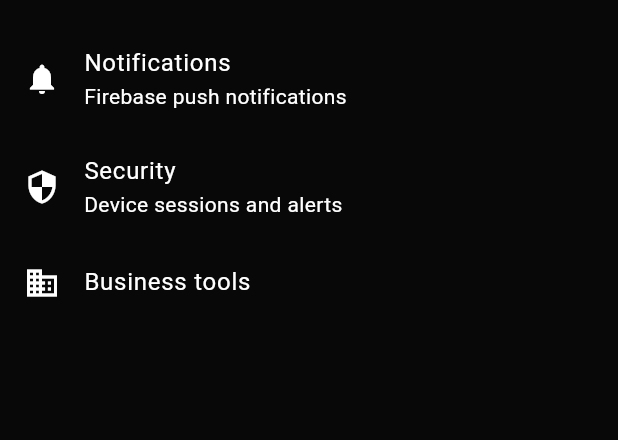
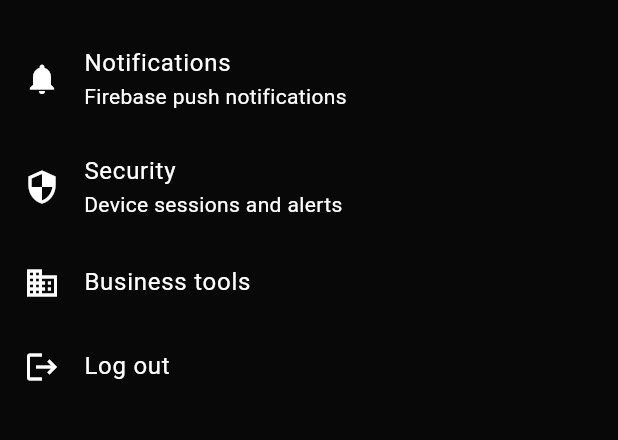
Before and after one commit to zeesanjsus-cmd/Privacy-what-sapp, a Flutter app: the Settings screen opened directly, on a phone screen of 412 x 824 dp, the part 421-861 px from its top. Run offline on Flutter 3.47's test engine with Material 3 defaults, Android fonts, the phone set to English and light mode, and no system bars; our stand-ins replace firebase_core, firebase_messaging, flutter_secure_storage, image_picker; accounts and stored records are empty.

Commit message:
Fix status delete API and add logout action

```diff
--- a/mobile/lib/main.dart
+++ b/mobile/lib/main.dart
@@ -27,6 +27,11 @@ class Api {
     final r = await http.post(Uri.parse('$apiBaseUrl$path'), headers: await headers(), body: jsonEncode(body));
     if (r.statusCode >= 400) throw Exception(_err(r));
     return jsonDecode(r.body);
+  }
+  Future<dynamic> delete(String path) async {
+    final r = await http.delete(Uri.parse('$apiBaseUrl$path'), headers: await headers());
+    if (r.statusCode >= 400) throw Exception(_err(r));
+    return r.body.isEmpty ? {} : jsonDecode(r.body);
   }
   Future<dynamic> upload(String path, XFile file) async {
     final token = await storage.read(key: 'token');
@@ -557,8 +562,8 @@ class Settings extends StatelessWidget {
   }
   @override Widget build(BuildContext context) => Scaffold(
     appBar: AppBar(title: const Text('Settings')),
-    body: ListView(children: const [
-      UserAccountsDrawerHeader(
+    body: ListView(children: [
+      const UserAccountsDrawerHeader(
         decoration: BoxDecoration(color: panel),
         currentAccountPicture: CircleAvatar(backgroundColor: red, child: Icon(Icons.person)),
         accountName: Text('Your account'), accountEmail: Text('OTP authenticated'),
@@ -566,7 +571,8 @@ class Settings extends StatelessWidget {
       ListTile(leading: Icon(Icons.lock), title: Text('Privacy'), subtitle: Text('Privacy and blocked users')),
       ListTile(leading: Icon(Icons.notifications), title: Text('Notifications'), subtitle: Text('Firebase push notifications')),
       ListTile(leading: Icon(Icons.security), title: Text('Security'), subtitle: Text('Device sessions and alerts')),
-      ListTile(leading: Icon(Icons.business), title: Text('Business tools')),
+      const ListTile(leading: Icon(Icons.business), title: Text('Business tools')),
+      ListTile(leading: const Icon(Icons.logout), title: const Text('Log out'), onTap: () => logout(context)),
     ]),
   );
 }
```
